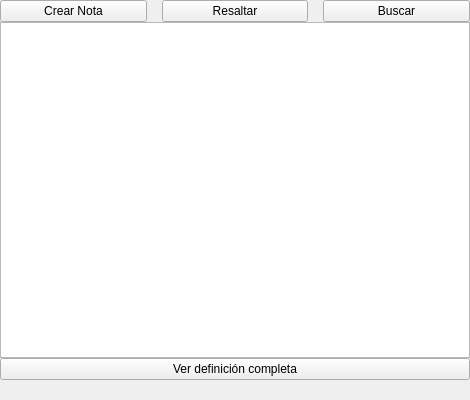
The window that bqViewer/ui/ViewerTextActionsPopup.ui (bq/cervantes) describes before a commit, drawn with Qt 5.
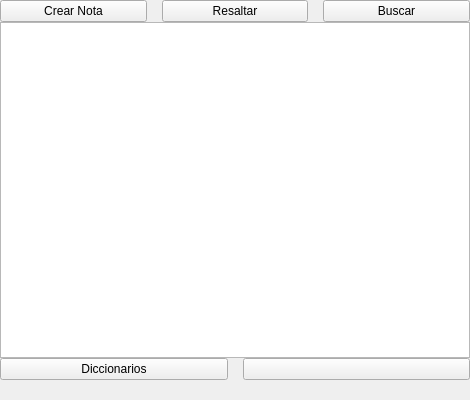
The same window after the commit. Custom widgets are drawn as their Qt base class.

The edit to the form file:
```diff
--- a/bqViewer/ui/ViewerTextActionsPopup.ui
+++ b/bqViewer/ui/ViewerTextActionsPopup.ui
@@ -132,14 +132,31 @@
        </widget>
       </item>
       <item>
+       <layout class="QHBoxLayout" name="horizontalLayout">
+        <property name="spacing">
+         <number>15</number>
+        </property>
+        <property name="topMargin">
+         <number>0</number>
+        </property>
+        <item>
        <widget class="QPushButton" name="seeCompleteDefinition">
         <property name="focusPolicy">
          <enum>Qt::NoFocus</enum>
         </property>
         <property name="text">
-         <string>Ver definición completa</string>
-        </property>
-       </widget>
+           <string>Diccionarios</string>
+          </property>
+         </widget>
+        </item>
+        <item>
+         <widget class="QPushButton" name="wikipediaPopupBtn">
+          <property name="text">
+           <string/>
+          </property>
+         </widget>
+        </item>
+       </layout>
       </item>
      </layout>
     </widget>
```
Lines whose indentation alone changed are shown as unchanged.
